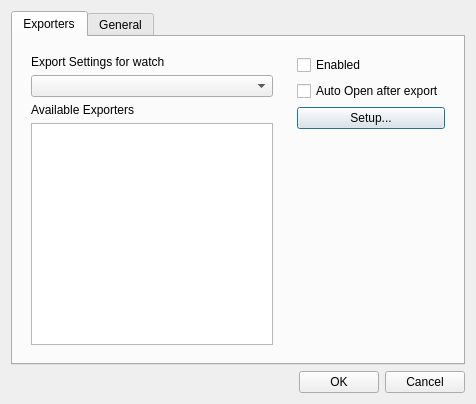
First picture: the form in src/settingsdialog.ui, repository altera2015/ttwatcher, before the edit.
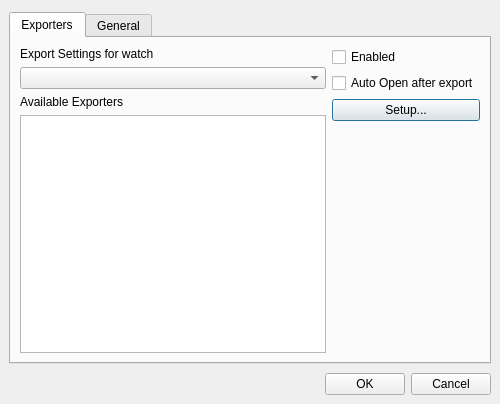
Second picture: the form after the edit. Icons and pictures are not drawn.

Diff of the .ui file:
```diff
--- a/src/settingsdialog.ui
+++ b/src/settingsdialog.ui
@@ -6,7 +6,7 @@
    <rect>
     <x>0</x>
     <y>0</y>
-    <width>476</width>
+    <width>500</width>
     <height>404</height>
    </rect>
   </property>
@@ -18,6 +18,21 @@
     <normaloff>:/icons/settings20.png</normaloff>:/icons/settings20.png</iconset>
   </property>
   <layout class="QVBoxLayout" name="verticalLayout">
+   <property name="spacing">
+    <number>9</number>
+   </property>
+   <property name="leftMargin">
+    <number>9</number>
+   </property>
+   <property name="topMargin">
+    <number>12</number>
+   </property>
+   <property name="rightMargin">
+    <number>9</number>
+   </property>
+   <property name="bottomMargin">
+    <number>9</number>
+   </property>
    <item>
     <widget class="QTabWidget" name="tabWidget">
      <property name="currentIndex">
@@ -31,6 +46,18 @@
        <item>
         <widget class="QWidget" name="widget_2" native="true">
          <layout class="QVBoxLayout" name="verticalLayout_2">
+          <property name="leftMargin">
+           <number>0</number>
+          </property>
+          <property name="topMargin">
+           <number>0</number>
+          </property>
+          <property name="rightMargin">
+           <number>0</number>
+          </property>
+          <property name="bottomMargin">
+           <number>0</number>
+          </property>
           <item>
            <widget class="QLabel" name="label_3">
             <property name="text">
@@ -73,6 +100,18 @@
        <item>
         <widget class="QWidget" name="widget_3" native="true">
          <layout class="QVBoxLayout" name="verticalLayout_3">
+          <property name="leftMargin">
+           <number>0</number>
+          </property>
+          <property name="topMargin">
+           <number>0</number>
+          </property>
+          <property name="rightMargin">
+           <number>0</number>
+          </property>
+          <property name="bottomMargin">
+           <number>0</number>
+          </property>
           <item>
            <widget class="QCheckBox" name="enabledChecked">
             <property name="text">
```
